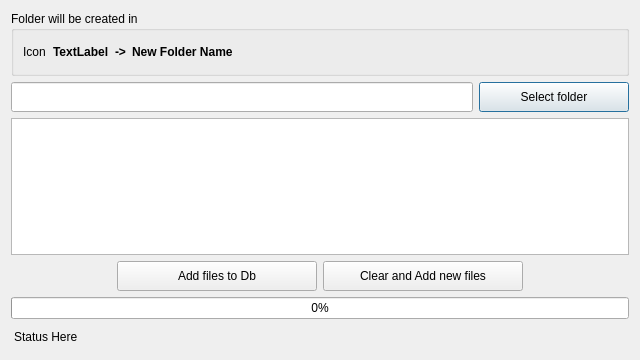
Before: the Qt Designer form Gui/Dialogs/DialogAddNewFolder.ui in fxdeniz/NeSync, drawn with Qt 5.
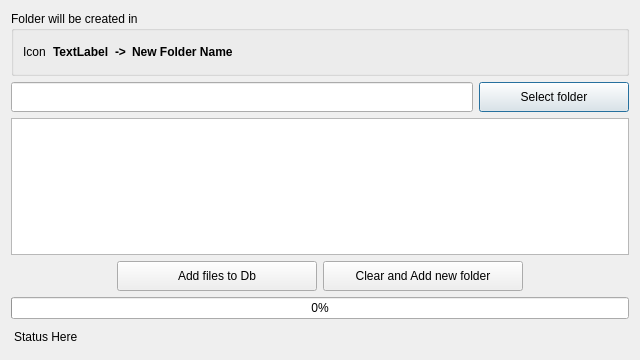
After: the same form once the commit is applied.

Commit message: add `DialogImport::buttonClearResults`

Diff of the .ui file:
```diff
--- a/Gui/Dialogs/DialogAddNewFolder.ui
+++ b/Gui/Dialogs/DialogAddNewFolder.ui
@@ -176,7 +176,7 @@
         </size>
        </property>
        <property name="text">
-        <string>Clear and Add new files</string>
+        <string>Clear and Add new folder</string>
        </property>
       </widget>
      </item>
```
The commit also changes 3 other files.
